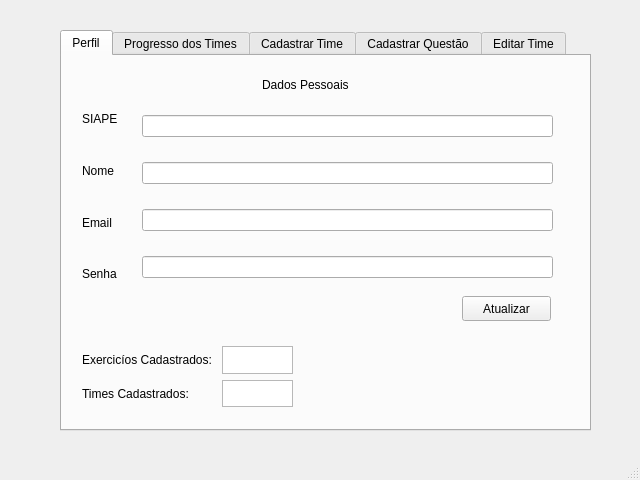
Samuel-OR/Snake_Mouth, file Professor.ui: the form before one commit.
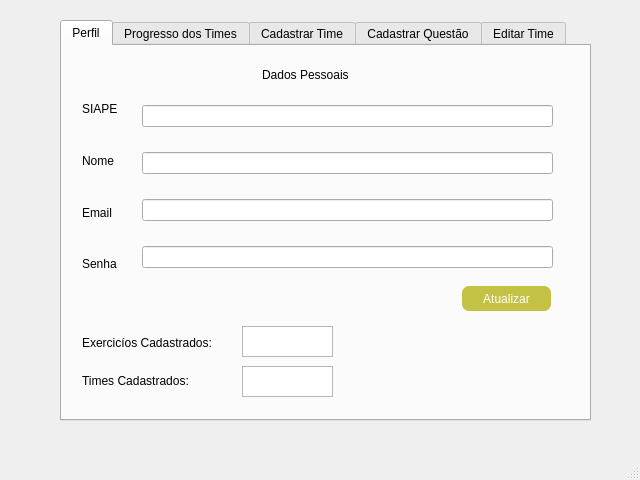
The form after the commit. The open tabs and pages were chosen to show the change.

The edit to the form file:
```diff
--- a/Professor.ui
+++ b/Professor.ui
@@ -18,7 +18,7 @@
     <property name="geometry">
      <rect>
       <x>60</x>
-      <y>30</y>
+      <y>20</y>
       <width>531</width>
       <height>401</height>
      </rect>
@@ -103,6 +103,12 @@
         <height>25</height>
        </rect>
       </property>
+      <property name="styleSheet">
+       <string notr="true">background-color: #c4c245;
+border-radius: 7px;
+padding: 4px;
+color: white;</string>
+      </property>
       <property name="text">
        <string>Atualizar</string>
       </property>
@@ -111,9 +117,9 @@
       <property name="geometry">
        <rect>
         <x>20</x>
-        <y>290</y>
-        <width>141</width>
-        <height>61</height>
+        <y>280</y>
+        <width>165</width>
+        <height>71</height>
        </rect>
       </property>
       <layout class="QVBoxLayout" name="verticalLayout_3">
@@ -133,24 +139,6 @@
        </item>
       </layout>
      </widget>
-     <widget class="QWidget" name="verticalLayoutWidget_4">
-      <property name="geometry">
-       <rect>
-        <x>160</x>
-        <y>290</y>
-        <width>71</width>
-        <height>61</height>
-       </rect>
-      </property>
-      <layout class="QVBoxLayout" name="verticalLayout_4">
-       <item>
-        <widget class="QTextBrowser" name="textBrowser_2"/>
-       </item>
-       <item>
-        <widget class="QTextBrowser" name="textBrowser"/>
-       </item>
-      </layout>
-     </widget>
      <widget class="QLabel" name="label_4">
       <property name="geometry">
        <rect>
@@ -164,6 +152,26 @@
        <string>Dados Pessoais</string>
       </property>
      </widget>
+     <widget class="QTextBrowser" name="textBrowser">
+      <property name="geometry">
+       <rect>
+        <x>180</x>
+        <y>320</y>
+        <width>91</width>
+        <height>31</height>
+       </rect>
+      </property>
+     </widget>
+     <widget class="QTextBrowser" name="textBrowser_2">
+      <property name="geometry">
+       <rect>
+        <x>180</x>
+        <y>280</y>
+        <width>91</width>
+        <height>31</height>
+       </rect>
+      </property>
+     </widget>
     </widget>
     <widget class="QWidget" name="tab_3">
      <attribute name="title">
```
Left out of the diff: 56 changed lines with no effect on the pictures.
